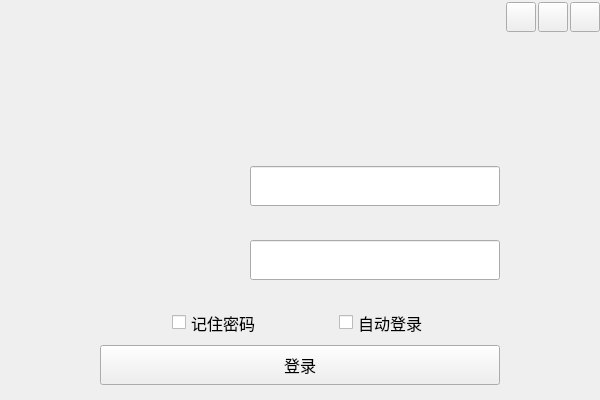
This is ChatClient/login.ui in crylittlebear/QtChat as Qt 5 draws it before an edit. The edited form follows.
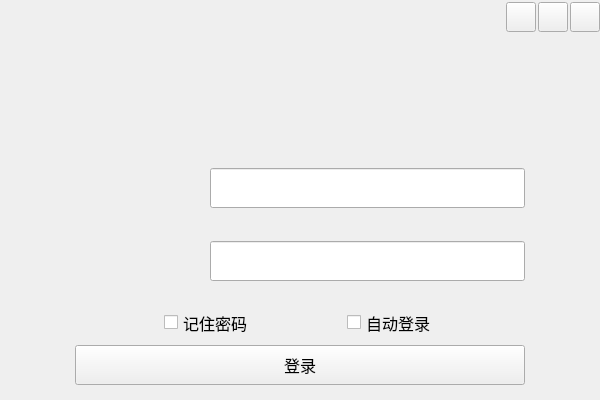
This is the edited form. Custom widgets are drawn as their Qt base class.

```diff
--- a/ChatClient/login.ui
+++ b/ChatClient/login.ui
@@ -36,14 +36,20 @@
     <widget class="RotateStackedWidget" name="stackedWidget">
      <property name="minimumSize">
       <size>
-       <width>480</width>
-       <height>320</height>
+       <width>600</width>
+       <height>400</height>
       </size>
      </property>
      <property name="currentIndex">
       <number>0</number>
      </property>
      <widget class="QWidget" name="page">
+      <property name="minimumSize">
+       <size>
+        <width>600</width>
+        <height>400</height>
+       </size>
+      </property>
       <layout class="QVBoxLayout" name="verticalLayout_5">
        <property name="leftMargin">
         <number>0</number>
@@ -58,7 +64,7 @@
         <number>0</number>
        </property>
        <item>
-        <layout class="QVBoxLayout" name="verticalLayout_4">
+        <layout class="QVBoxLayout" name="verticalLayout_4" stretch="1,8">
          <property name="spacing">
           <number>6</number>
          </property>
@@ -196,7 +202,7 @@
          </item>
          <item>
           <widget class="QWidget" name="widgetBody" native="true">
-           <layout class="QVBoxLayout" name="verticalLayout_3">
+           <layout class="QVBoxLayout" name="verticalLayout_3" stretch="1,3">
             <property name="spacing">
              <number>6</number>
             </property>
@@ -217,13 +223,13 @@
               <property name="minimumSize">
                <size>
                 <width>0</width>
-                <height>85</height>
+                <height>30</height>
                </size>
               </property>
               <property name="maximumSize">
                <size>
                 <width>16777215</width>
-                <height>85</height>
+                <height>16777215</height>
                </size>
               </property>
               <property name="text">
@@ -240,21 +246,21 @@
                <number>10</number>
               </property>
               <property name="leftMargin">
-               <number>100</number>
+               <number>75</number>
               </property>
               <property name="topMargin">
                <number>15</number>
               </property>
               <property name="rightMargin">
-               <number>100</number>
+               <number>75</number>
               </property>
               <property name="bottomMargin">
                <number>15</number>
               </property>
               <item>
-               <layout class="QHBoxLayout" name="horizontalLayout_2">
+               <layout class="QHBoxLayout" name="horizontalLayout_2" stretch="2,5">
                 <property name="spacing">
-                 <number>30</number>
+                 <number>15</number>
                 </property>
                 <property name="rightMargin">
                  <number>0</number>
@@ -266,8 +272,8 @@
                   </property>
                   <property name="minimumSize">
                    <size>
-                    <width>120</width>
-                    <height>120</height>
+                    <width>90</width>
+                    <height>90</height>
                    </size>
                   </property>
                   <property name="maximumSize">
```
Left out of the diff: 4 changed lines with no effect on the pictures.
